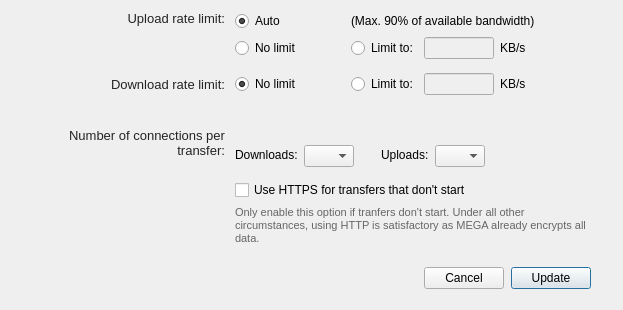
This is src/MEGASync/gui/macx/BandwidthSettings.ui in meganz/MEGAsync as Qt 5 draws it before an edit. The edited form follows.
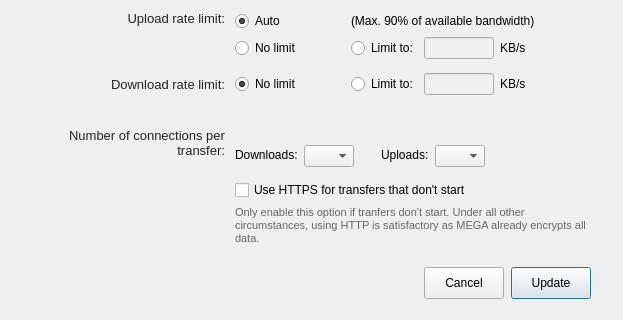
This is the edited form.

Commit message: SAT-703.Buttons in some languages broken

```diff
--- a/src/MEGASync/gui/macx/BandwidthSettings.ui
+++ b/src/MEGASync/gui/macx/BandwidthSettings.ui
@@ -1169,6 +1169,18 @@
       </item>
       <item>
        <widget class="QPushButton" name="bCancel">
+        <property name="minimumSize">
+         <size>
+          <width>0</width>
+          <height>32</height>
+         </size>
+        </property>
+        <property name="maximumSize">
+         <size>
+          <width>16777215</width>
+          <height>32</height>
+         </size>
+        </property>
         <property name="focusPolicy">
          <enum>Qt::StrongFocus</enum>
         </property>
@@ -1182,6 +1194,18 @@
       </item>
       <item>
        <widget class="QPushButton" name="bUpdate">
+        <property name="minimumSize">
+         <size>
+          <width>0</width>
+          <height>32</height>
+         </size>
+        </property>
+        <property name="maximumSize">
+         <size>
+          <width>16777215</width>
+          <height>32</height>
+         </size>
+        </property>
         <property name="focusPolicy">
          <enum>Qt::StrongFocus</enum>
         </property>
```
The commit also changes 4 other files.
